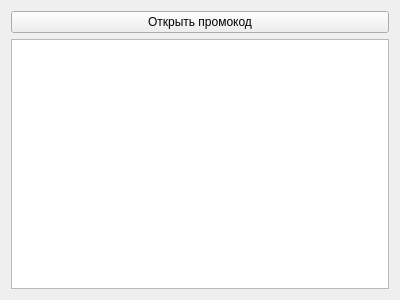
Old version of the form 201-331_Sannikov/promocodes.ui in the repository VldSann/201_331_Sannikov.
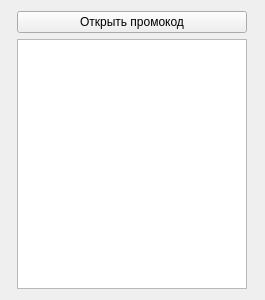
New version of the form.

Diff of the .ui file:
```diff
--- a/201-331_Sannikov/promocodes.ui
+++ b/201-331_Sannikov/promocodes.ui
@@ -6,7 +6,7 @@
    <rect>
     <x>0</x>
     <y>0</y>
-    <width>400</width>
+    <width>265</width>
     <height>300</height>
    </rect>
   </property>
@@ -14,6 +14,25 @@
    <string>Form</string>
   </property>
   <layout class="QGridLayout" name="gridLayout">
+   <item row="1" column="0">
+    <widget class="QListWidget" name="listWidget">
+     <property name="maximumSize">
+      <size>
+       <width>230</width>
+       <height>16777215</height>
+      </size>
+     </property>
+     <property name="isWrapping" stdset="0">
+      <bool>true</bool>
+     </property>
+     <property name="resizeMode">
+      <enum>QListView::Adjust</enum>
+     </property>
+     <property name="viewMode">
+      <enum>QListView::IconMode</enum>
+     </property>
+    </widget>
+   </item>
    <item row="0" column="0">
     <widget class="QPushButton" name="pushButton">
      <property name="text">
@@ -21,9 +40,6 @@
      </property>
     </widget>
    </item>
-   <item row="1" column="0">
-    <widget class="QListWidget" name="listWidget"/>
-   </item>
   </layout>
  </widget>
  <resources/>
```
